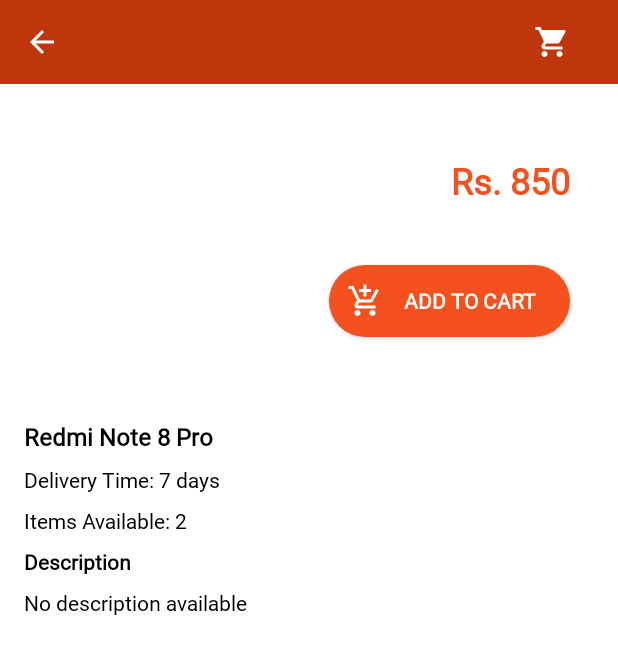
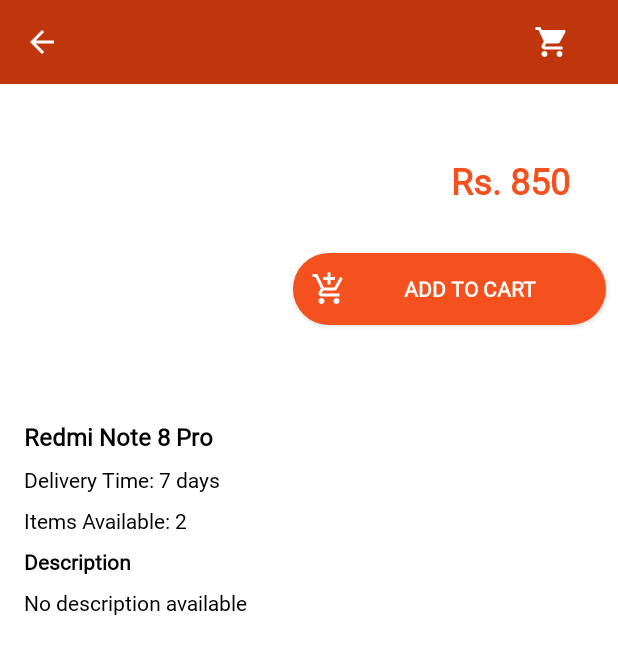
Before and after one commit to fahadnasir40/MarketApp, an Android app: the Post screen opened directly, with no data from a screen before it, on a phone screen of 412 x 824 dp. Shown: the top 654 px of the screen. Run offline under Robolectric (Android 15) with nearby library versions, the phone set to English and light mode, and no system bars; our stand-ins replace Firebase (no records; nobody signed in at launch, a user with empty details on screens opened directly), Picasso; 7 statements that could not run were skipped.

Commit message:
Fix: UI images

```diff
--- a/buyer/src/main/res/layout/activity_post.xml
+++ b/buyer/src/main/res/layout/activity_post.xml
@@ -157,7 +157,10 @@
         android:layout_height="wrap_content"
         android:layout_toEndOf="@id/post_img"
         android:layout_alignParentEnd="true"
-        android:layout_margin="32dp"
+        android:layout_marginTop="24dp"
+        android:layout_marginStart="8dp"
+        android:layout_marginEnd="8dp"
+        android:layout_marginBottom="8dp"
         android:background="@drawable/shape"
         android:layout_below="@id/post_price"
         android:text=" Add to Cart"
```
